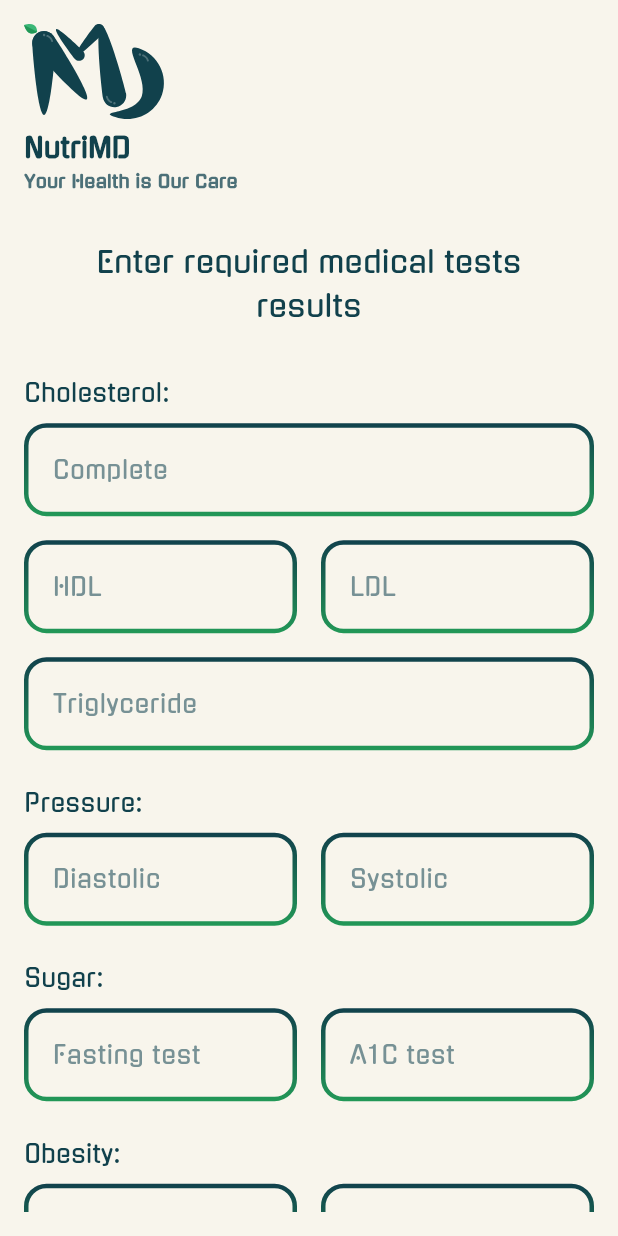
After one commit to Abdelrhman-223/nutrimd, a Flutter app: the screen it shows after launch, after a tap on "Continue", on a phone screen of 412 x 824 dp. The commit adds this screen. Run offline on Flutter 3.47's test engine with Material 3 defaults, Android fonts, the phone set to English and light mode, and no system bars; our stand-ins replace animated_splash_screen, flutter_svg, get, gradient_borders, smooth_page_indicator.

Commit message:
Add medical tests pages

```diff
--- /dev/null
+++ b/lib/medical_auth_pages/presentation/pages/enter_test_results.dart
@@ -0,0 +1,228 @@
+/*
+**********Project Name: nutrimd
+**********File Name: enter_test_results
+**********Created At: 16-Apr-24 10:12 AM
+**********Author: Abdelrhman Hussein
+**********Description:
+*/
+
+import 'package:flutter/cupertino.dart';
+import 'package:flutter/material.dart';
+import 'package:nutrimd/core/widgets/app_button.dart';
+import '../../../core/styles/dividers.dart';
+import '../../../core/utils/app_colors.dart';
+import '../../../core/utils/app_fonts.dart';
+import '../../../core/widgets/app_text_field.dart';
+import '../../../core/widgets/logo_title.dart';
+
+class EnterTestResults extends StatelessWidget {
+  EnterTestResults({super.key});
+
+  TextEditingController completeCholesterolController = TextEditingController();
+  TextEditingController hdlCholesterolController = TextEditingController();
+  TextEditingController ldlCholesterolController = TextEditingController();
+  TextEditingController triglycerideCholesterolController = TextEditingController();
+  TextEditingController diastolicPressureController = TextEditingController();
+  TextEditingController systolicPressureController = TextEditingController();
+  TextEditingController fastingTestSugarController = TextEditingController();
+  TextEditingController a1CTestSugarController = TextEditingController();
+  TextEditingController weightObesityController = TextEditingController();
+  TextEditingController heightObesityController = TextEditingController();
+  TextEditingController waistCircumferenceObesityController = TextEditingController();
+
+  @override
+  Widget build(BuildContext context) {
+    return Scaffold(
+      backgroundColor: AppColors.fifthColor,
+      body: SafeArea(
+        // Connect the page with The tab bar controller by getx state management.
+        child: Padding(
+          padding: const EdgeInsets.all(16),
+          child: Column(
+            crossAxisAlignment: CrossAxisAlignment.center,
+            children: [
+              // Logo and Title view in the top left corner.
+              const Align(
+                alignment: Alignment.centerLeft,
+                child: LogoAndTitle(
+                  fieldAlignment: CrossAxisAlignment.start,
+                  logoWidth: 100,
+                ),
+              ),
+              spaceVertical32(),
+              Padding(
+                padding: const EdgeInsets.symmetric(horizontal: 40),
+                child: Text(
+                  "Enter required medical tests results",
+                  textAlign: TextAlign.center,
+                  style: TextStyle(
+                    color: AppColors.mainColor,
+                    fontSize: AppFonts.myH6,
+                  ),
+                ),
+              ),
+              spaceVertical32(),
+              // View the pages in page view to easy switch between them and i put it in expanded widget to take the rest of the body height.
+              Expanded(
+                child: ListView(
+                  children: [
+                    /// Cholesterol Section:
+                    Text(
+                      "Cholesterol:",
+                      style: TextStyle(
+                        color: AppColors.mainColor,
+                        fontSize: AppFonts.myH8,
+                      ),
+                    ),
+                    AppTextField(
+                      textFieldTitle: "Complete",
+                      fieldController: completeCholesterolController,
+                      fieldKeyboardType: TextInputType.number,
+                    ),
+                    Row(
+                      mainAxisAlignment: MainAxisAlignment.spaceBetween,
+                      children: [
+                        /// The equation to determine the width of the field, and that by taking the width of the screen and subtract the value of the padding (16 R,16 L) from it and the value of the gap needed between the tow fields (16) and divide it on 2.
+                        SizedBox(
+                          width: (MediaQuery.of(context).size.width - 48) / 2,
+                          child: AppTextField(
+                            textFieldTitle: "HDL",
+                            fieldController: hdlCholesterolController,
+                            fieldKeyboardType: TextInputType.number,
+                          ),
+                        ),
+                        SizedBox(
+                          width: (MediaQuery.of(context).size.width - 48) / 2,
+                          child: AppTextField(
+                            textFieldTitle: "LDL",
+                            fieldController: ldlCholesterolController,
+                            fieldKeyboardType: TextInputType.number,
+                          ),
+                        ),
+                      ],
+                    ),
+                    AppTextField(
+                      textFieldTitle: "Triglyceride",
+                      fieldController: triglycerideCholesterolController,
+                      fieldKeyboardType: TextInputType.number,
+                    ),
+
+                    spaceVertical16(),
+                    /// Pressure Section:
+                    Text(
+                      "Pressure:",
+                      style: TextStyle(
+                        color: AppColors.mainColor,
+                        fontSize: AppFonts.myH8,
+                      ),
+                    ),
+                    Row(
+                      mainAxisAlignment: MainAxisAlignment.spaceBetween,
+                      children: [
+                        /// The equation to determine the width of the field, and that by taking the width of the screen and subtract the value of the padding (16 R,16 L) from it and the value of the gap needed between the tow fields (16) and divide it on 2.
+                        SizedBox(
+                          width: (MediaQuery.of(context).size.width - 48) / 2,
+                          child: AppTextField(
+                            textFieldTitle: "Diastolic",
+                            fieldController: diastolicPressureController,
+                            fieldKeyboardType: TextInputType.number,
+                          ),
+                        ),
+                        SizedBox(
+                          width: (MediaQuery.of(context).size.width - 48) / 2,
+                          child: AppTextField(
+                            textFieldTitle: "Systolic",
+                            fieldController: systolicPressureController,
+                            fieldKeyboardType: TextInputType.number,
+                          ),
+                        ),
+                      ],
+                    ),
+
+                    spaceVertical16(),
+                    /// Sugar Section:
+                    Text(
+                      "Sugar:",
+                      style: TextStyle(
+                        color: AppColors.mainColor,
+                        fontSize: AppFonts.myH8,
+                      ),
+                    ),
+                    Row(
+                      mainAxisAlignment: MainAxisAlignment.spaceBetween,
+                      children: [
+                        /// The equation to determine the width of the field, and that by taking the width of the screen and subtract the value of the padding (16 R,16 L) from it and the value of the gap needed between the tow fields (16) and divide it on 2.
+                        SizedBox(
+                          width: (MediaQuery.of(context).size.width - 48) / 2,
+                          child: AppTextField(
+                            textFieldTitle: "Fasting test",
+                            fieldController: fastingTestSugarController,
+                            fieldKeyboardType: TextInputType.number,
+                          ),
+                        ),
+                        SizedBox(
+                          width: (MediaQuery.of(context).size.width - 48) / 2,
+                          child: AppTextField(
+                            textFieldTitle: "A1C test",
+                            fieldController: a1CTestSugarController,
+                            fieldKeyboardType: TextInputType.number,
+                          ),
+                        ),
+                      ],
+                    ),
+
+                    spaceVertical16(),
+                    /// Cholesterol Section:
+                    Text(
+                      "Obesity:",
+                      style: TextStyle(
+                        color: AppColors.mainColor,
+                        fontSize: AppFonts.myH8,
+                      ),
+                    ),
+                    Row(
+                      mainAxisAlignment: MainAxisAlignment.spaceBetween,
+                      children: [
+                        /// The equation to determine the width of the field, and that by taking the width of the screen and subtract the value of the padding (16 R,16 L) from it and the value of the gap needed between the tow fields (16) and divide it on 2.
+                        SizedBox(
+                          width: (MediaQuery.of(context).size.width - 48) / 2,
+                          child: AppTextField(
+                            textFieldTitle: "Weight",
+                            fieldController: weightObesityController,
+                            fieldKeyboardType: TextInputType.number,
+                          ),
+                        ),
+                        SizedBox(
+                          width: (MediaQuery.of(context).size.width - 48) / 2,
+                          child: AppTextField(
+                            textFieldTitle: "Height",
+                            fieldController: heightObesityController,
+                            fieldKeyboardType: TextInputType.number,
+                          ),
+                        ),
+                      ],
+                    ),
+                    AppTextField(
+                      textFieldTitle: "Waist circumference",
+                      fieldController: waistCircumferenceObesityController,
+                      fieldKeyboardType: TextInputType.number,
+                    ),
+
+                    spaceVertical16(),
+                    Align(
+                      alignment: Alignment.center,
+                      child: AppButton(
+                        buttonFunction: () {},
+                        buttonTitle: "Enter Data",
+                      ),
+                    )
+                  ],
+                ),
+              ),
+            ],
+          ),
+        ),
+      ),
+    );
+  }
+}
--- a/lib/medical_auth_pages/presentation/pages/medical_tests_page.dart
+++ b/lib/medical_auth_pages/presentation/pages/medical_tests_page.dart
@@ -7,6 +7,10 @@
 */
 
 import 'package:flutter/material.dart';
+import 'package:get/get.dart';
+import 'package:nutrimd/core/utils/app_fonts.dart';
+import 'package:nutrimd/core/widgets/app_button.dart';
+import 'package:nutrimd/medical_auth_pages/presentation/pages/enter_test_results.dart';
 
 import '../../../core/styles/dividers.dart';
 import '../../../core/utils/app_colors.dart';
@@ -25,13 +29,45 @@ class MedicalTestsPage extends StatelessWidget {
           padding: const EdgeInsets.all(16),
           child: Column(
             crossAxisAlignment: CrossAxisAlignment.center,
+            mainAxisAlignment: MainAxisAlignment.center,
             children: [
               // Logo and Title view in the top left corner.
               const Align(
                 alignment: Alignment.center,
-                      child: LogoAndTitle(fieldAlignment: CrossAxisAlignment.center, logoWidth: 150,),
+                child: LogoAndTitle(
+                  fieldAlignment: CrossAxisAlignment.center,
+                  logoWidth: 150,
+                ),
               ),
               spaceVertical32(),
+              Text(
+                "Required Medical Tests",
+                style: TextStyle(
+                  color: AppColors.mainColor,
+                  fontSize: 22,
+                ),
+              ),
+              Text(
+                "FOR YOU",
+                style: TextStyle(
+                  color: AppColors.secondColor,
+                  fontSize: 22,
+                ),
+              ),
+              Text(
+                "Cholesterol: \n   \o Complete cholesterol test. \n   \o Low-density lipoprotein (LDL) test. \n   \o High-density lipoprotein (HDL) test. \n   \o Triglyceride test.\nPressure: \n   \o Blood pressure measurement.\nSugar: \n   \o Glucose fasting test. \n   \o Oral glucose tolerance test. \n   \o Hemoglobin A1C test.\nObesity:\n   \o weight and height. \n   \o Waist circumference.",
+                style: TextStyle(
+                  color: AppColors.mainColor,
+                  fontSize: AppFonts.myP2,
+                ),
+              ),
+              spaceVertical16(),
+              AppButton(
+                buttonFunction: () {
+                  Get.to(EnterTestResults());
+                },
+                buttonTitle: "Continue",
+              ),
             ],
           ),
         ),
--- a/lib/on_boarding/presentation/pages/splash_screen.dart
+++ b/lib/on_boarding/presentation/pages/splash_screen.dart
@@ -1,3 +1,5 @@
+import 'package:nutrimd/medical_auth_pages/presentation/pages/medical_tests_page.dart';
+
 import '../../../core/widgets/logo_title.dart';
 import 'on_boarding_page.dart';
 import 'package:flutter/material.dart';
@@ -16,7 +18,7 @@ class _SplashScreenState extends State<SplashScreen> {
   Widget build(BuildContext context) {
     return AnimatedSplashScreen(
       backgroundColor: AppColors.fifthColor,
-      nextScreen: const OnBoarding(),
+      nextScreen: const MedicalTestsPage(),//OnBoarding(),
       splashIconSize: 175,
       splash: const LogoAndTitle(
         fieldAlignment: CrossAxisAlignment.center, logoWidth: 150,
```
Lines whose indentation alone changed are shown as unchanged.
